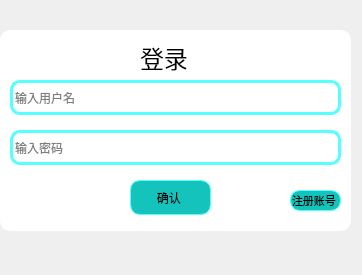
Old version of the form ClientUI/Login.ui in the repository IDMoquan/Chatting_Room.
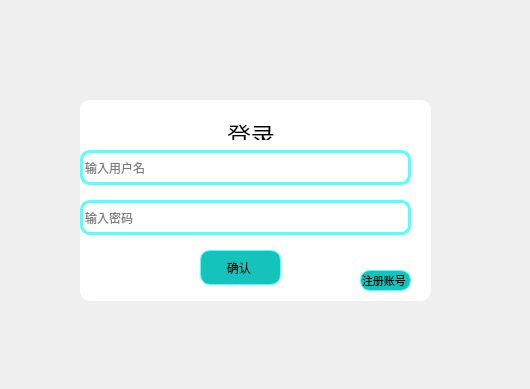
New version of the form.

Commit message: 解决背景颜色和文字显示

The edit to the form file:
```diff
--- a/ClientUI/Login.ui
+++ b/ClientUI/Login.ui
@@ -6,8 +6,8 @@
    <rect>
     <x>0</x>
     <y>0</y>
-    <width>362</width>
-    <height>275</height>
+    <width>530</width>
+    <height>389</height>
    </rect>
   </property>
   <property name="windowTitle">
@@ -16,181 +16,30 @@
   <property name="styleSheet">
    <string notr="true"/>
   </property>
-  <widget class="QPushButton" name="pushButton_2">
+  <widget class="QWidget" name="widget" native="true">
    <property name="geometry">
     <rect>
-     <x>290</x>
-     <y>190</y>
-     <width>51</width>
-     <height>21</height>
+     <x>80</x>
+     <y>100</y>
+     <width>351</width>
+     <height>201</height>
     </rect>
    </property>
-   <property name="sizePolicy">
-    <sizepolicy hsizetype="Expanding" vsizetype="Fixed">
-     <horstretch>0</horstretch>
-     <verstretch>0</verstretch>
-    </sizepolicy>
-   </property>
-   <property name="minimumSize">
-    <size>
-     <width>0</width>
-     <height>0</height>
-    </size>
-   </property>
-   <property name="autoFillBackground">
-    <bool>false</bool>
-   </property>
    <property name="styleSheet">
-    <string notr="true">QPushButton {
-    padding: 0px; /* 可以根据需要调整内边距 */
-    border: 1px solid rgb(85, 255, 255); /* 可以根据需要调整边框 */
-    text-align: center;
-	font-size: 8pt;
-	color: rgb(0,0,0);
+    <string notr="true">QWidget {
+    
+	background-color: rgb(255, 255, 255);
+  	border: 1px solid #FFFFFF; /* 设置边框宽度为1像素，颜色为白色 */
     border-radius: 10px; /* 设置边框圆角为10像素 */
-	background-color: rgb(20, 196, 188);
 }
-QPushButton:hover {
-    background-color: #f0f0f0; /* 鼠标悬停时的背景色 */
-}
-QPushButton:pressed {
-    background-color: #d0d0d0; /* 按钮被按下时的背景色 */
-}
 </string>
    </property>
-   <property name="text">
-    <string>注册账号 </string>
-   </property>
-  </widget>
-  <widget class="QPushButton" name="pushButton">
-   <property name="geometry">
-    <rect>
-     <x>130</x>
-     <y>180</y>
-     <width>81</width>
-     <height>35</height>
-    </rect>
-   </property>
-   <property name="sizePolicy">
-    <sizepolicy hsizetype="Expanding" vsizetype="Fixed">
-     <horstretch>0</horstretch>
-     <verstretch>0</verstretch>
-    </sizepolicy>
-   </property>
-   <property name="minimumSize">
-    <size>
-     <width>0</width>
-     <height>35</height>
-    </size>
-   </property>
-   <property name="tabletTracking">
-    <bool>true</bool>
-   </property>
-   <property name="layoutDirection">
-    <enum>Qt::LayoutDirection::LeftToRight</enum>
-   </property>
-   <property name="autoFillBackground">
-    <bool>false</bool>
-   </property>
-   <property name="styleSheet">
-    <string notr="true">QPushButton {
-    padding: 0px; /* 可以根据需要调整内边距 */
-    border: 1px solid rgb(85, 255, 255); /* 可以根据需要调整边框 */
-    text-align: center;
-	color:rgb(0, 0, 0);
-    border-radius: 10px; /* 设置边框圆角为10像素 */
-	background-color:rgb(20, 196, 188);
-}
-QPushButton:hover {
-    background-color: #f0f0f0; /* 鼠标悬停时的背景色 */
-}
-QPushButton:pressed {
-    background-color: #d0d0d0; /* 按钮被按下时的背景色 */
-}
-</string>
-   </property>
-   <property name="text">
-    <string comment="0">确认 </string>
-   </property>
-  </widget>
-  <widget class="QLineEdit" name="lineEdit">
-   <property name="geometry">
-    <rect>
-     <x>10</x>
-     <y>80</y>
-     <width>331</width>
-     <height>35</height>
-    </rect>
-   </property>
-   <property name="minimumSize">
-    <size>
-     <width>300</width>
-     <height>35</height>
-    </size>
-   </property>
-   <property name="autoFillBackground">
-    <bool>false</bool>
-   </property>
-   <property name="styleSheet">
-    <string notr="true">QLineEdit {
-    border-radius: 10px; /* 设置边框圆角为10像素 */
-    border: 3px solid rgb(85, 255, 255); /* 设置边框颜色和宽度 */
-    background-color: transparent; /* 设置背景透明 */
-}
-</string>
-   </property>
-   <property name="placeholderText">
-    <string>输入用户名</string>
-   </property>
-  </widget>
-  <widget class="QLineEdit" name="lineEdit_2">
-   <property name="geometry">
-    <rect>
-     <x>10</x>
-     <y>130</y>
-     <width>331</width>
-     <height>35</height>
-    </rect>
-   </property>
-   <property name="sizePolicy">
-    <sizepolicy hsizetype="Expanding" vsizetype="Fixed">
-     <horstretch>0</horstretch>
-     <verstretch>0</verstretch>
-    </sizepolicy>
-   </property>
-   <property name="minimumSize">
-    <size>
-     <width>300</width>
-     <height>35</height>
-    </size>
-   </property>
-   <property name="cursor">
-    <cursorShape>IBeamCursor</cursorShape>
-   </property>
-   <property name="autoFillBackground">
-    <bool>false</bool>
-   </property>
-   <property name="styleSheet">
-    <string notr="true">QLineEdit {
-    border-radius: 10px; /* 设置边框圆角为10像素 */
-    border: 3px solid rgb(85, 255, 255); /* 设置边框颜色和宽度 */
-    background-color: transparent; /* 设置背景透明 */
-}
-</string>
-   </property>
-   <property name="text">
-    <string/>
-   </property>
-   <property name="placeholderText">
-    <string>输入密码</string>
-   </property>
-  </widget>
   <widget class="QLabel" name="label">
    <property name="geometry">
     <rect>
      <x>140</x>
-     <y>40</y>
-     <width>51</width>
+      <y>10</y>
+      <width>61</width>
      <height>31</height>
     </rect>
    </property>
@@ -234,31 +83,176 @@
     <set>Qt::AlignmentFlag::AlignLeading|Qt::AlignmentFlag::AlignLeft|Qt::AlignmentFlag::AlignTop</set>
    </property>
   </widget>
-  <widget class="QWidget" name="widget" native="true">
+   <widget class="QLineEdit" name="lineEdit">
    <property name="geometry">
     <rect>
      <x>0</x>
-     <y>30</y>
-     <width>351</width>
-     <height>201</height>
-    </rect>
-   </property>
+      <y>50</y>
+      <width>331</width>
+      <height>35</height>
+     </rect>
+    </property>
+    <property name="minimumSize">
+     <size>
+      <width>300</width>
+      <height>35</height>
+     </size>
+    </property>
+    <property name="autoFillBackground">
+     <bool>false</bool>
+    </property>
    <property name="styleSheet">
-    <string notr="true">QWidget {
-    
-	background-color: rgb(255, 255, 255);
-  	border: 1px solid #FFFFFF; /* 设置边框宽度为1像素，颜色为白色 */
+     <string notr="true">QLineEdit {
     border-radius: 10px; /* 设置边框圆角为10像素 */
+    border: 3px solid rgb(85, 255, 255); /* 设置边框颜色和宽度 */
+    background-color: transparent; /* 设置背景透明 */
 }
 </string>
    </property>
-  </widget>
-  <zorder>widget</zorder>
-  <zorder>pushButton_2</zorder>
-  <zorder>pushButton</zorder>
-  <zorder>lineEdit</zorder>
-  <zorder>lineEdit_2</zorder>
-  <zorder>label</zorder>
+    <property name="placeholderText">
+     <string>输入用户名</string>
+    </property>
+   </widget>
+   <widget class="QLineEdit" name="lineEdit_2">
+    <property name="geometry">
+     <rect>
+      <x>0</x>
+      <y>100</y>
+      <width>331</width>
+      <height>35</height>
+     </rect>
+    </property>
+    <property name="sizePolicy">
+     <sizepolicy hsizetype="Expanding" vsizetype="Fixed">
+      <horstretch>0</horstretch>
+      <verstretch>0</verstretch>
+     </sizepolicy>
+    </property>
+    <property name="minimumSize">
+     <size>
+      <width>300</width>
+      <height>35</height>
+     </size>
+    </property>
+    <property name="cursor">
+     <cursorShape>IBeamCursor</cursorShape>
+    </property>
+    <property name="autoFillBackground">
+     <bool>false</bool>
+    </property>
+    <property name="styleSheet">
+     <string notr="true">QLineEdit {
+    border-radius: 10px; /* 设置边框圆角为10像素 */
+    border: 3px solid rgb(85, 255, 255); /* 设置边框颜色和宽度 */
+    background-color: transparent; /* 设置背景透明 */
+}
+</string>
+    </property>
+    <property name="text">
+     <string/>
+    </property>
+    <property name="placeholderText">
+     <string>输入密码</string>
+    </property>
+   </widget>
+   <widget class="QPushButton" name="pushButton">
+    <property name="geometry">
+     <rect>
+      <x>120</x>
+      <y>150</y>
+      <width>81</width>
+      <height>35</height>
+     </rect>
+    </property>
+    <property name="sizePolicy">
+     <sizepolicy hsizetype="Expanding" vsizetype="Fixed">
+      <horstretch>0</horstretch>
+      <verstretch>0</verstretch>
+     </sizepolicy>
+    </property>
+    <property name="minimumSize">
+     <size>
+      <width>0</width>
+      <height>35</height>
+     </size>
+    </property>
+    <property name="tabletTracking">
+     <bool>true</bool>
+    </property>
+    <property name="layoutDirection">
+     <enum>Qt::LayoutDirection::LeftToRight</enum>
+    </property>
+    <property name="autoFillBackground">
+     <bool>false</bool>
+    </property>
+    <property name="styleSheet">
+     <string notr="true">QPushButton {
+    padding: 0px; /* 可以根据需要调整内边距 */
+    border: 1px solid rgb(85, 255, 255); /* 可以根据需要调整边框 */
+    text-align: center;
+	color:rgb(0, 0, 0);
+    border-radius: 10px; /* 设置边框圆角为10像素 */
+	background-color:rgb(20, 196, 188);
+}
+QPushButton:hover {
+    background-color: #f0f0f0; /* 鼠标悬停时的背景色 */
+}
+QPushButton:pressed {
+    background-color: #d0d0d0; /* 按钮被按下时的背景色 */
+}
+</string>
+    </property>
+    <property name="text">
+     <string comment="0">确认 </string>
+    </property>
+   </widget>
+   <widget class="QPushButton" name="pushButton_2">
+    <property name="geometry">
+     <rect>
+      <x>280</x>
+      <y>170</y>
+      <width>51</width>
+      <height>21</height>
+     </rect>
+    </property>
+    <property name="sizePolicy">
+     <sizepolicy hsizetype="Expanding" vsizetype="Fixed">
+      <horstretch>0</horstretch>
+      <verstretch>0</verstretch>
+     </sizepolicy>
+    </property>
+    <property name="minimumSize">
+     <size>
+      <width>0</width>
+      <height>0</height>
+     </size>
+    </property>
+    <property name="autoFillBackground">
+     <bool>false</bool>
+    </property>
+    <property name="styleSheet">
+     <string notr="true">QPushButton {
+    padding: 0px; /* 可以根据需要调整内边距 */
+    border: 1px solid rgb(85, 255, 255); /* 可以根据需要调整边框 */
+    text-align: center;
+	font-size: 8pt;
+	color: rgb(0,0,0);
+    border-radius: 10px; /* 设置边框圆角为10像素 */
+	background-color: rgb(20, 196, 188);
+}
+QPushButton:hover {
+    background-color: #f0f0f0; /* 鼠标悬停时的背景色 */
+}
+QPushButton:pressed {
+    background-color: #d0d0d0; /* 按钮被按下时的背景色 */
+}
+</string>
+    </property>
+    <property name="text">
+     <string>注册账号 </string>
+    </property>
+   </widget>
+  </widget>
  </widget>
  <layoutdefault spacing="6" margin="11"/>
  <resources/>
```
Lines whose indentation alone changed are shown as unchanged. The commit also changes 2 other files.
